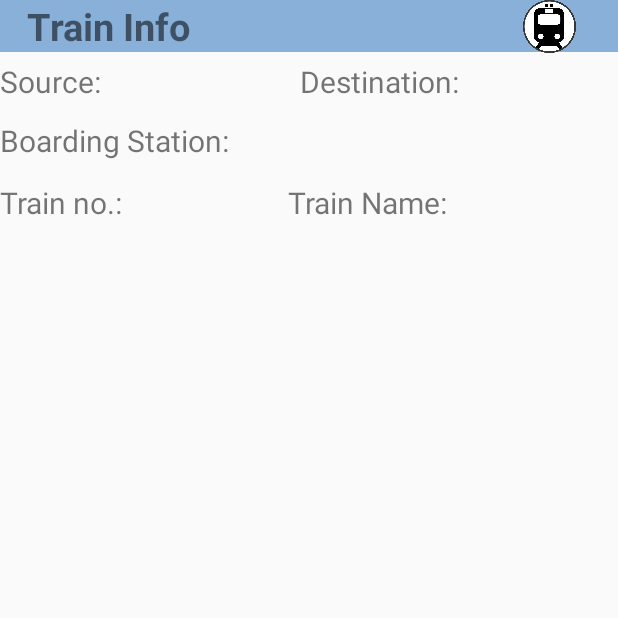
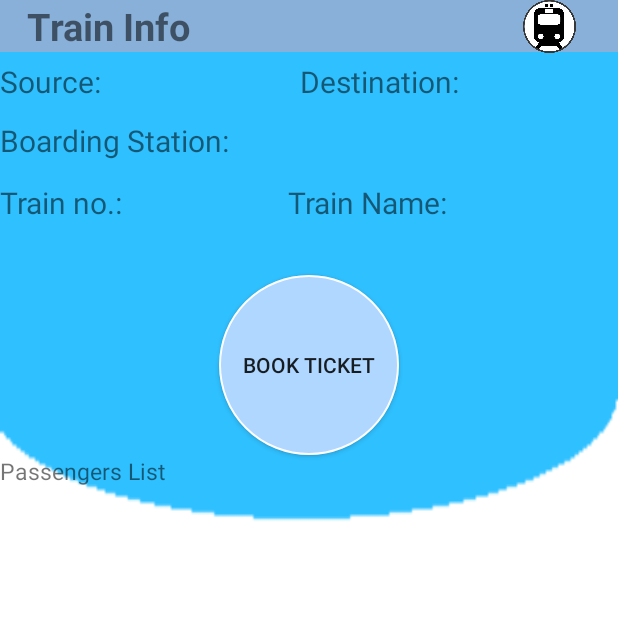
Before and after one commit to Useless2k18/Railway, an Android app: the Book_Ticket screen opened directly, with no data from a screen before it, on a phone screen of 412 x 824 dp, the top half of it. Run offline under Robolectric (Android 15) with nearby library versions, the phone set to English and light mode, and no system bars; Roboto replaces fonts that are not available here.

Commit message:
changes in book ticket
layout modified

```diff
--- /dev/null
+++ b/TicketChecker/app/src/main/res/drawable/circle_button.xml
@@ -0,0 +1,9 @@
+<shape xmlns:android="http://schemas.android.com/apk/res/android"
+    android:shape="oval">
+    <stroke android:color="#ffff"
+        android:width="1dp"></stroke>
+    <solid android:color="#afd7ff"></solid>
+    <size android:width="120dp"
+        android:height="120dp"></size>
+
+</shape>
--- a/TicketChecker/app/src/main/res/layout/activity_book__ticket.xml
+++ b/TicketChecker/app/src/main/res/layout/activity_book__ticket.xml
@@ -4,6 +4,7 @@
     xmlns:tools="http://schemas.android.com/tools"
     android:layout_width="match_parent"
     android:layout_height="match_parent"
+    android:background="@drawable/booktck_back"
     tools:context=".Book_Ticket">
 
     <TextView
@@ -88,4 +89,23 @@
         android:text="Train Name:"
         android:textSize="20dp" />
 
+    <Button
+        android:id="@+id/button"
+        android:layout_width="wrap_content"
+        android:layout_height="wrap_content"
+        android:layout_alignParentTop="true"
+        android:layout_centerHorizontal="true"
+        android:layout_marginTop="183dp"
+        android:background="@drawable/circle_button"
+        android:text="Book Ticket" />
+
+    <TextView
+        android:id="@+id/textView23"
+        android:layout_width="match_parent"
+        android:layout_height="wrap_content"
+        android:layout_below="@+id/button"
+        android:layout_alignParentStart="true"
+        android:text="Passengers List"
+        android:textSize="15dp" />
+
 </RelativeLayout>
```
Also changed, not shown: TicketChecker/app/src/main/res/drawable/booktck_back.png (added).
